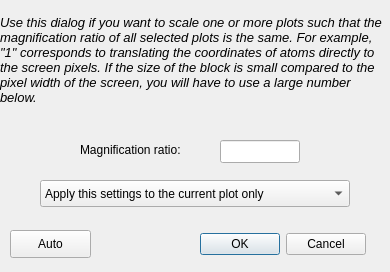
Old version of the form ui/dscalepos.ui in the repository dmt4/ddplot.
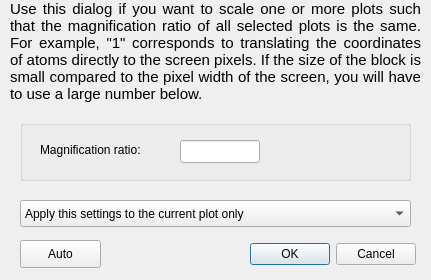
New version of the form.

```diff
--- a/ui/dscalepos.ui
+++ b/ui/dscalepos.ui
@@ -6,30 +6,20 @@
    <rect>
     <x>0</x>
     <y>0</y>
-    <width>390</width>
-    <height>272</height>
+    <width>431</width>
+    <height>280</height>
    </rect>
   </property>
   <property name="windowTitle">
    <string>Scale atomic positions</string>
   </property>
-  <widget class="QLineEdit" name="magRatio">
-   <property name="geometry">
-    <rect>
-     <x>220</x>
-     <y>140</y>
-     <width>80</width>
-     <height>23</height>
-    </rect>
-   </property>
-  </widget>
   <widget class="QLabel" name="textLabel6">
    <property name="geometry">
     <rect>
-     <x>0</x>
+     <x>10</x>
      <y>0</y>
-     <width>390</width>
-     <height>120</height>
+     <width>411</width>
+     <height>131</height>
     </rect>
    </property>
    <property name="frameShape">
@@ -42,14 +32,14 @@
     <string>&lt;!DOCTYPE HTML PUBLIC &quot;-//W3C//DTD HTML 4.0//EN&quot; &quot;http://www.w3.org/TR/REC-html40/strict.dtd&quot;&gt;
 &lt;html&gt;&lt;head&gt;&lt;meta name=&quot;qrichtext&quot; content=&quot;1&quot; /&gt;&lt;style type=&quot;text/css&quot;&gt;
 p, li { white-space: pre-wrap; }
-&lt;/style&gt;&lt;/head&gt;&lt;body style=&quot; font-family:'Sans'; font-size:10pt; font-weight:400; font-style:normal;&quot;&gt;
-&lt;p style=&quot; margin-top:0px; margin-bottom:0px; margin-left:0px; margin-right:0px; -qt-block-indent:0; text-indent:0px;&quot;&gt;&lt;span style=&quot; font-style:italic;&quot;&gt;Use this dialog if you want to scale one or more plots such that the magnification ratio of all selected plots is the same. For example, &quot;1&quot; corresponds to translating the coordinates of atoms directly to the screen pixels. If the size of the block is small compared to the pixel width of the screen, you will have to use a large number below.&lt;/span&gt;&lt;/p&gt;&lt;/body&gt;&lt;/html&gt;</string>
+&lt;/style&gt;&lt;/head&gt;&lt;body style=&quot; font-family:'Ubuntu'; font-size:11pt; font-weight:400; font-style:normal;&quot;&gt;
+&lt;p align=&quot;justify&quot; style=&quot; margin-top:0px; margin-bottom:0px; margin-left:0px; margin-right:0px; -qt-block-indent:0; text-indent:0px;&quot;&gt;Use this dialog if you want to scale one or more plots such that the magnification ratio of all selected plots is the same. For example, &amp;quot;1&amp;quot; corresponds to translating the coordinates of atoms directly to the screen pixels. If the size of the block is small compared to the pixel width of the screen, you will have to use a large number below.&lt;/p&gt;&lt;/body&gt;&lt;/html&gt;</string>
    </property>
    <property name="textFormat">
     <enum>Qt::RichText</enum>
    </property>
    <property name="alignment">
-    <set>Qt::AlignVCenter</set>
+    <set>Qt::AlignLeading|Qt::AlignLeft|Qt::AlignTop</set>
    </property>
    <property name="wordWrap">
     <bool>true</bool>
@@ -61,9 +51,9 @@
   <widget class="QComboBox" name="applyHow">
    <property name="geometry">
     <rect>
-     <x>40</x>
-     <y>180</y>
-     <width>310</width>
+     <x>20</x>
+     <y>200</y>
+     <width>391</width>
      <height>27</height>
     </rect>
    </property>
@@ -78,27 +68,11 @@
     </property>
    </item>
   </widget>
-  <widget class="QLabel" name="textLabel1">
-   <property name="geometry">
-    <rect>
-     <x>80</x>
-     <y>140</y>
-     <width>130</width>
-     <height>20</height>
-    </rect>
-   </property>
-   <property name="text">
-    <string>Magnification ratio:</string>
-   </property>
-   <property name="wordWrap">
-    <bool>false</bool>
-   </property>
-  </widget>
   <widget class="QDialogButtonBox" name="buttonBox">
    <property name="geometry">
     <rect>
-     <x>190</x>
-     <y>230</y>
+     <x>240</x>
+     <y>240</y>
      <width>176</width>
      <height>28</height>
     </rect>
@@ -110,8 +84,8 @@
   <widget class="QPushButton" name="btAuto">
    <property name="geometry">
     <rect>
-     <x>10</x>
-     <y>230</y>
+     <x>20</x>
+     <y>240</y>
      <width>81</width>
      <height>28</height>
     </rect>
@@ -120,6 +94,45 @@
     <string>Auto</string>
    </property>
   </widget>
+  <widget class="QGroupBox" name="groupBox">
+   <property name="geometry">
+    <rect>
+     <x>20</x>
+     <y>120</y>
+     <width>391</width>
+     <height>61</height>
+    </rect>
+   </property>
+   <property name="title">
+    <string/>
+   </property>
+   <widget class="QLabel" name="textLabel1">
+    <property name="geometry">
+     <rect>
+      <x>20</x>
+      <y>20</y>
+      <width>130</width>
+      <height>20</height>
+     </rect>
+    </property>
+    <property name="text">
+     <string>Magnification ratio:</string>
+    </property>
+    <property name="wordWrap">
+     <bool>false</bool>
+    </property>
+   </widget>
+   <widget class="QLineEdit" name="magRatio">
+    <property name="geometry">
+     <rect>
+      <x>160</x>
+      <y>20</y>
+      <width>80</width>
+      <height>23</height>
+     </rect>
+    </property>
+   </widget>
+  </widget>
  </widget>
  <layoutdefault spacing="6" margin="11"/>
  <pixmapfunction>qPixmapFromMimeSource</pixmapfunction>
```
